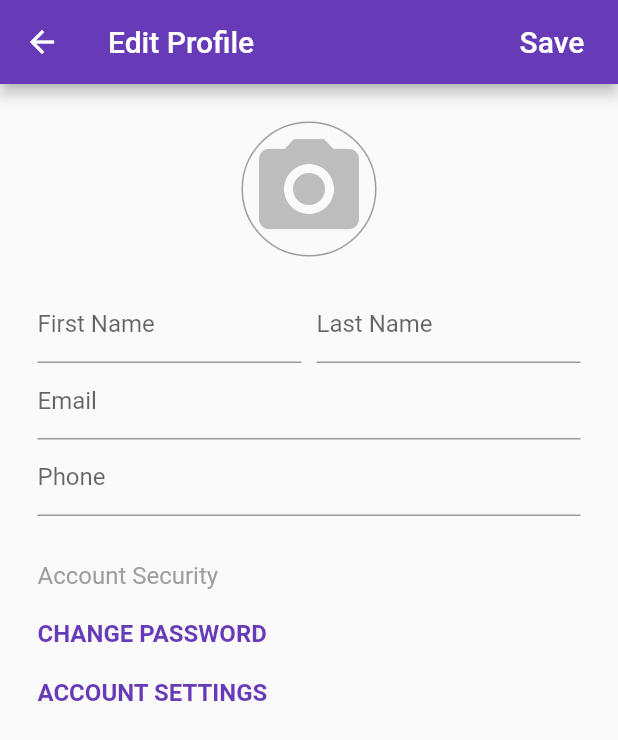
After one commit to wuletawwonte/bidir-debter-app, a Flutter app: the EditProfilePage screen opened directly, on a phone screen of 412 x 824 dp. The commit adds this screen. Shown: the top 740 px of the screen. Run offline on Flutter 3.47's test engine with Material 2 defaults, Android fonts, the phone set to English and light mode, and no system bars; our stand-ins replace convex_bottom_bar, shared_preferences, simple_animations, sqflite; missing offline and left inert: intro_views_flutter; accounts and stored records are empty.

Commit message:
Profile Editing started working

```diff
--- /dev/null
+++ b/lib/pages/edit_profile.dart
@@ -0,0 +1,192 @@
+import 'package:flutter/gestures.dart';
+import 'package:flutter/material.dart';
+
+class EditProfilePage extends StatefulWidget {
+  @override
+  _EditProfilePageState createState() => _EditProfilePageState();
+}
+
+class _EditProfilePageState extends State<EditProfilePage> {
+  final key = GlobalKey<FormState>();
+  TextEditingController _firstNameController = TextEditingController();
+  TextEditingController _lastNameController = TextEditingController();
+  TextEditingController _emailController = TextEditingController();
+  TextEditingController _phoneNumberController = TextEditingController();
+
+  @override
+  Widget build(BuildContext context) {
+    return Scaffold(
+        appBar: AppBar(
+          title: Text("Edit Profile"),
+          actions: <Widget>[
+            FlatButton(
+              child: Text(
+                "Save",
+                style: TextStyle(color: Colors.white, fontSize: 20),
+              ),
+              onPressed: () {},
+            )
+          ],
+        ),
+        body: Container(
+          padding: EdgeInsets.all(25),
+          child: Form(
+            key: key,
+            child: Column(
+              children: <Widget>[
+                Container(
+                  child: Center(
+                    child: Container(
+                      width: 90,
+                      height: 90,
+                      decoration: BoxDecoration(
+                          shape: BoxShape.circle,
+                          border: Border.all(
+                              color: Colors.grey, style: BorderStyle.solid)),
+                      child: Icon(
+                        Icons.camera_alt,
+                        size: 80,
+                        color: Colors.grey[400],
+                      ),
+                    ),
+                  ),
+                ),
+                SizedBox(
+                  height: 20,
+                ),
+                Row(
+                  children: <Widget>[
+                    Expanded(
+                      child: TextFormField(
+                        textCapitalization: TextCapitalization.words,
+                        controller: _firstNameController,
+                        enableInteractiveSelection: false,
+                        keyboardType: TextInputType.text,
+                        decoration: InputDecoration(
+                          isDense: true,
+                          fillColor: Colors.black,
+                          // contentPadding: EdgeInsets.symmetric(vertical: 0.0),
+                          labelText: "First Name",
+                        ),
+                        validator: (value) {
+                          if (value.isEmpty) {
+                            return 'Please enter a valid Name.';
+                          }
+                          return null;
+                        },
+                      ),
+                    ),
+                    SizedBox(
+                      width: 10,
+                    ),
+                    Expanded(
+                      child: TextFormField(
+                        textCapitalization: TextCapitalization.words,
+                        controller: _lastNameController,
+                        enableInteractiveSelection: false,
+                        keyboardType: TextInputType.text,
+                        decoration: InputDecoration(
+                          isDense: true,
+                          fillColor: Colors.black,
+                          // contentPadding: EdgeInsets.symmetric(vertical: 10.0, horizontal: 10.0),
+                          labelText: "Last Name",
+                        ),
+                        validator: (value) {
+                          if (value.isEmpty) {
+                            return 'Please enter a valid Name.';
+                          }
+                          return null;
+                        },
+                      ),
+                    ),
+                  ],
+                ),
+                TextFormField(
+                  textCapitalization: TextCapitalization.words,
+                  controller: _emailController,
+                  enableInteractiveSelection: false,
+                  keyboardType: TextInputType.text,
+                  decoration: InputDecoration(
+                    isDense: true,
+                    fillColor: Colors.black,
+                    // contentPadding: EdgeInsets.symmetric(vertical: 10.0, horizontal: 10.0),
+                    labelText: "Email",
+                  ),
+                  validator: (value) {
+                    if (value.isEmpty) {
+                      return 'Please enter a valid Name.';
+                    }
+                    return null;
+                  },
+                ),
+                TextFormField(
+                  textCapitalization: TextCapitalization.words,
+                  controller: _phoneNumberController,
+                  enableInteractiveSelection: false,
+                  keyboardType: TextInputType.phone,
+                  decoration: InputDecoration(
+                    isDense: true,
+                    fillColor: Colors.black,
+                    // contentPadding: EdgeInsets.symmetric(vertical: 10.0, horizontal: 10.0),
+                    labelText: "Phone",
+                  ),
+                  validator: (value) {
+                    if (value.isEmpty) {
+                      return 'Please enter a valid Name.';
+                    }
+                    return null;
+                  },
+                ),
+                SizedBox(
+                  height: 30,
+                ),
+                Row(
+                  children: <Widget>[
+                    Text("Account Security", style: TextStyle(
+                      color: Colors.grey,
+                      fontSize: 16
+                    ),),
+                  ],
+                ),
+                SizedBox(
+                  height: 20,
+                ),
+                Row(children: <Widget>[
+                  RichText(
+                    text: TextSpan(
+                        text: "CHANGE PASSWORD",
+                        style: TextStyle(
+                          fontSize: 16,
+                          color: Colors.deepPurple,
+                          fontWeight: FontWeight.bold
+                        ),
+                        recognizer: TapGestureRecognizer()
+                          ..onTap = () {}),
+                  ),
+                ]),
+                SizedBox(
+                  height: 20,
+                ),
+                Row(
+                  children: <Widget>[
+                    RichText(
+                      text: TextSpan(
+                          text: "ACCOUNT SETTINGS",
+                          style: TextStyle(
+                            fontSize: 16,
+                            color: Colors.deepPurple,
+                            fontWeight: FontWeight.bold
+                          ),
+                          recognizer: TapGestureRecognizer()
+                            ..onTap = () {
+                              ;
+                            }),
+                    ),
+                  ],
+                )
+              ],
+            ),
+          ),
+        ));
+  }
+}
--- a/lib/pages/home.dart
+++ b/lib/pages/home.dart
@@ -4,6 +4,7 @@ import 'package:bidir_debter/sqflite/person.dart';
 import 'package:bidir_debter/sqflite/db_helper.dart';
 import 'package:shared_preferences/shared_preferences.dart';
 import 'package:bidir_debter/pages/login_page.dart';
+import 'package:bidir_debter/pages/edit_profile.dart';
 
 class HomePage extends StatefulWidget {
   @override
@@ -33,7 +34,8 @@ class _HomePageState extends State<HomePage> {
       icon: Icon(Icons.more_vert, color: Colors.black54, size: 20),
       onSelected: (value) async {
         if (value == 'profile') {
-          print('Profile');
+          Navigator.of(context).push(
+              new MaterialPageRoute(builder: (context) => new EditProfilePage()));
         } else if (value == 'settings') {
           print('Settings');
         } else if (value == 'signout') {
```
